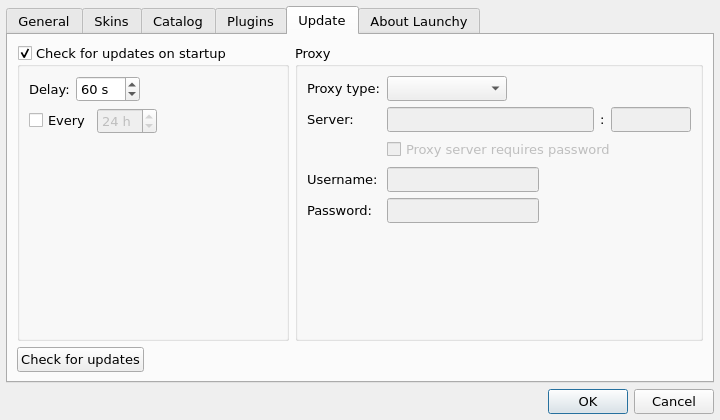
samsonwang/LaunchyQt, file src/OptionDialog.ui: the form before one commit.
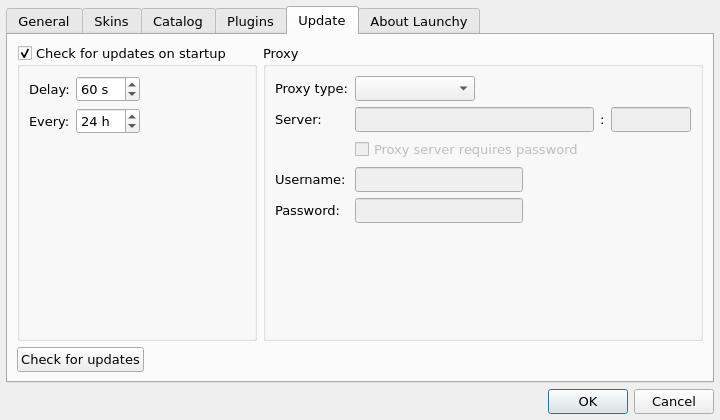
The form after the commit. The open tabs and pages were chosen to show the change. Icons and pictures are not drawn. Custom widgets are drawn as their Qt base class.

```diff
--- a/src/OptionDialog.ui
+++ b/src/OptionDialog.ui
@@ -1522,7 +1522,7 @@
       </attribute>
       <layout class="QVBoxLayout" name="verticalLayout_3">
        <item>
-        <layout class="QHBoxLayout" name="horizontalLayout_19" stretch="2,3">
+        <layout class="QHBoxLayout" name="horizontalLayout_19" stretch="0,3">
          <item>
           <widget class="QGroupBox" name="gbCheckUpdate">
            <property name="title">
@@ -1533,15 +1533,15 @@
            </property>
            <layout class="QFormLayout" name="formLayout_2">
             <item row="0" column="0">
-             <layout class="QHBoxLayout" name="horizontalLayout_18">
-              <item>
+             <layout class="QGridLayout" name="gridLayout_5">
+              <item row="0" column="0">
                <widget class="QLabel" name="label_15">
                 <property name="text">
                  <string>Delay:</string>
                 </property>
                </widget>
               </item>
-              <item>
+              <item row="0" column="1">
                <widget class="QSpinBox" name="sbCheckUpdateDelay">
                 <property name="minimumSize">
                  <size>
@@ -1563,27 +1563,17 @@
                 </property>
                </widget>
               </item>
-             </layout>
-            </item>
-            <item row="1" column="0">
-             <layout class="QHBoxLayout" name="horizontalLayout_17">
-              <item>
-               <widget class="QCheckBox" name="cbCheckUpdateRepeat">
-                <property name="enabled">
-                 <bool>true</bool>
-                </property>
+              <item row="1" column="0">
+               <widget class="QLabel" name="label_21">
                 <property name="text">
-                 <string>Every</string>
-                </property>
-                <property name="checked">
-                 <bool>false</bool>
+                 <string>Every:</string>
                 </property>
                </widget>
               </item>
-              <item>
+              <item row="1" column="1">
                <widget class="QSpinBox" name="sbCheckUpdateInterval">
                 <property name="enabled">
-                 <bool>false</bool>
+                 <bool>true</bool>
                 </property>
                 <property name="minimumSize">
                  <size>
```
